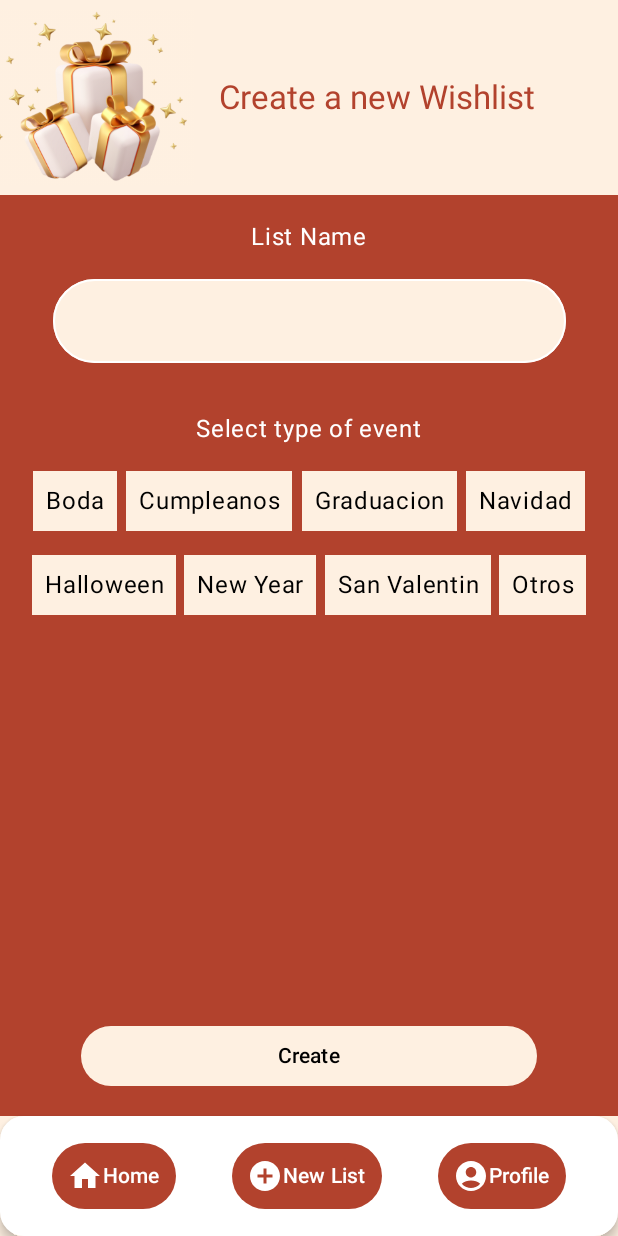
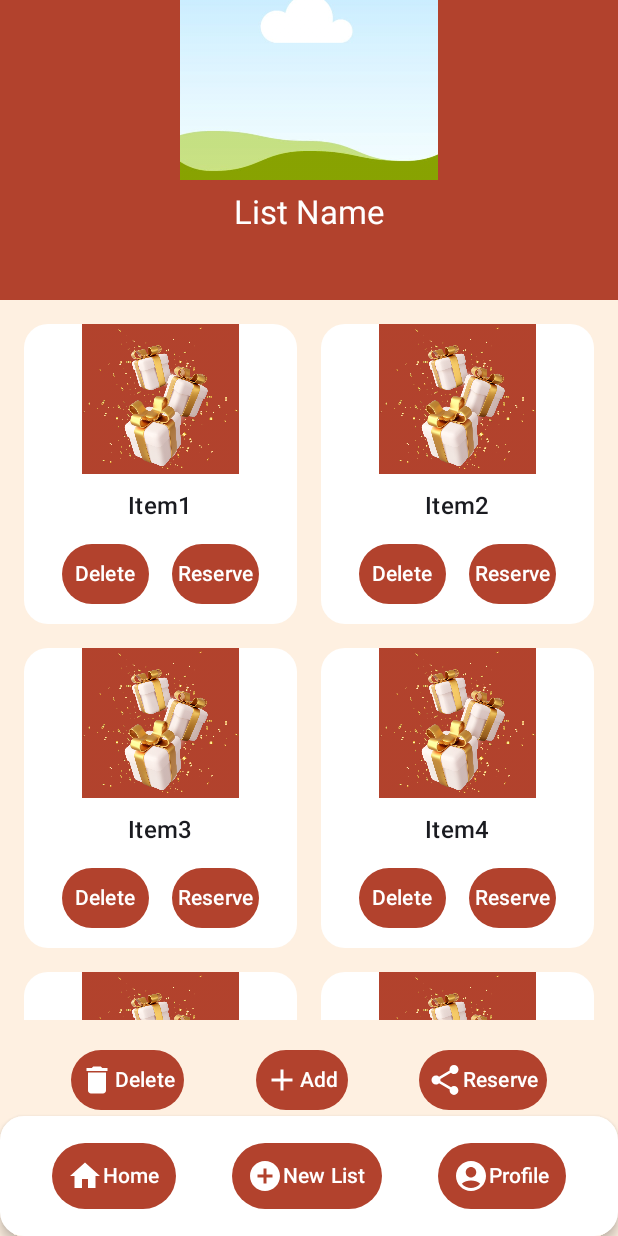
Before and after one commit to AleWWH1104/Proyecto_PPM, an Android app built with Jetpack Compose: the screen it shows after launch (MainActivity), on a phone screen of 412 x 824 dp. Run offline under Robolectric (Android 15) with nearby library versions, the phone set to English and light mode, and no system bars.

Commit message:
pantalla de items por lista

```diff
--- a/app/src/main/java/com/wishify/proyecto_ppm/MainActivity.kt
+++ b/app/src/main/java/com/wishify/proyecto_ppm/MainActivity.kt
@@ -4,15 +4,10 @@ import android.os.Bundle
 import androidx.activity.ComponentActivity
 import androidx.activity.compose.setContent
 import androidx.activity.enableEdgeToEdge
-import androidx.compose.foundation.layout.fillMaxSize
-import androidx.compose.foundation.layout.padding
-import androidx.compose.material3.Scaffold
-import androidx.compose.material3.Text
 import androidx.compose.runtime.Composable
-import androidx.compose.ui.Modifier
 import androidx.compose.ui.tooling.preview.Preview
 import com.wishify.proyecto_ppm.ui.theme.AppTheme
-import com.wishify.proyecto_ppm.ui.wishLists.view.AddList_Screen
+import com.wishify.proyecto_ppm.ui.wishLists.view.ViewList
 
 
 class MainActivity : ComponentActivity() {
@@ -21,16 +16,8 @@ class MainActivity : ComponentActivity() {
         enableEdgeToEdge()
         setContent {
             AppTheme {
-                AddList_Screen()
+                ViewList()
             }
         }
     }
 }
-
-@Preview(showBackground = true)
-@Composable
-fun GreetingPreview() {
-    AppTheme {
-        AddList_Screen()
-    }
-}
--- /dev/null
+++ b/app/src/main/java/com/wishify/proyecto_ppm/ui/catalogs/view/AddItem_Screen.kt
@@ -0,0 +1 @@
+package com.wishify.proyecto_ppm.ui.catalogs.view
--- a/app/src/main/java/com/wishify/proyecto_ppm/ui/wishLists/view/AddItem_Screen.kt
+++ /dev/null
@@ -1 +0,0 @@
-package com.wishify.proyecto_ppm.ui.wishLists.view
--- /dev/null
+++ b/app/src/main/java/com/wishify/proyecto_ppm/ui/wishLists/view/ItemList_Card.kt
@@ -0,0 +1,73 @@
+package com.wishify.proyecto_ppm.ui.wishLists.view
+
+import androidx.compose.foundation.Image
+import androidx.compose.foundation.layout.*
+import androidx.compose.foundation.shape.RoundedCornerShape
+import androidx.compose.material3.*
+import androidx.compose.runtime.Composable
+import androidx.compose.ui.Alignment
+import androidx.compose.ui.Modifier
+import androidx.compose.ui.graphics.Color
+import androidx.compose.ui.res.painterResource
+import androidx.compose.ui.res.stringResource
+import androidx.compose.ui.tooling.preview.Preview
+import androidx.compose.ui.unit.dp
+import com.wishify.proyecto_ppm.R
+
+@Preview
+@Composable
+fun ItemList(nameItem: String="Hola"){
+    Card(
+        shape = RoundedCornerShape(16.dp),
+        modifier = Modifier
+            .width(180.dp)
+            .height(200.dp),
+        colors = CardDefaults.cardColors(containerColor = Color.White)
+    ){
+        Column(
+            modifier = Modifier
+                .fillMaxSize()
+        ) {
+            Image(
+                painter = painterResource(id = R.drawable.gift_banner),
+                contentDescription = "",
+                modifier = Modifier
+                    .fillMaxWidth()
+                    .weight(1f)
+            )
+            Column(
+                modifier = Modifier
+                    .fillMaxWidth()
+                    .weight(1f)
+                    .padding(9.dp),
+                horizontalAlignment = Alignment.CenterHorizontally
+            ){
+                Text(
+                    text = nameItem,
+                    style = MaterialTheme.typography.titleMedium,
+                )
+                Spacer(modifier = Modifier.weight(1f))
+                Row(
+                    modifier = Modifier
+                        .fillMaxWidth(),
+                    horizontalArrangement = Arrangement.SpaceEvenly
+                ){
+                    Button(
+                        onClick = { /*TODO*/ },
+                        colors = ButtonDefaults.buttonColors(Color(0xFFb2422d)),
+                        contentPadding = PaddingValues(0.dp)
+                    ) {
+                        Text(text= stringResource(id = R.string.deleteBtn), color=Color.White)
+                    }
+                    Button(
+                        onClick = { /*TODO*/ },
+                        colors = ButtonDefaults.buttonColors(Color(0xFFb2422d)),
+                        contentPadding = PaddingValues(0.dp)
+                    ) {
+                        Text(text= stringResource(id = R.string.reserBtn), color=Color.White)
+                    }
+                }
+            }
+        }
+    }
+}
--- a/app/src/main/java/com/wishify/proyecto_ppm/ui/wishLists/view/MainLists_Screen.kt
+++ b/app/src/main/java/com/wishify/proyecto_ppm/ui/wishLists/view/MainLists_Screen.kt
@@ -8,9 +8,7 @@ import androidx.compose.ui.Modifier
 import androidx.compose.ui.unit.dp
 import androidx.compose.foundation.Image
 import androidx.compose.foundation.background
-import androidx.compose.foundation.lazy.grid.GridCells
-import androidx.compose.foundation.lazy.grid.LazyVerticalGrid
-import androidx.compose.foundation.lazy.grid.items
+import androidx.compose.foundation.lazy.grid.*
 import androidx.compose.ui.Alignment
 import androidx.compose.ui.graphics.Color
 import androidx.compose.ui.res.painterResource
--- /dev/null
+++ b/app/src/main/java/com/wishify/proyecto_ppm/ui/wishLists/view/ViewList_Screen.kt
@@ -0,0 +1,103 @@
+package com.wishify.proyecto_ppm.ui.wishLists.view
+
+import androidx.compose.foundation.background
+import androidx.compose.foundation.layout.*
+import androidx.compose.material3.*
+import androidx.compose.runtime.Composable
+import androidx.compose.ui.Modifier
+import androidx.compose.ui.graphics.Color
+import androidx.compose.ui.res.painterResource
+import androidx.compose.ui.unit.dp
+import com.wishify.proyecto_ppm.R
+import androidx.compose.foundation.Image
+import androidx.compose.foundation.lazy.grid.*
+import androidx.compose.foundation.rememberScrollState
+import androidx.compose.foundation.verticalScroll
+import androidx.compose.material.icons.Icons
+import androidx.compose.material.icons.filled.*
+import androidx.compose.ui.Alignment
+import androidx.compose.ui.res.stringResource
+import androidx.compose.ui.tooling.preview.Preview
+import com.wishify.proyecto_ppm.ui.elements.AppBar
+
+@Preview
+@Composable
+fun ViewList() {
+    val listData1 = listOf("Item1", "Item2", "Item3", "Item4", "Item5", "Item6")
+    Scaffold(
+        bottomBar = { AppBar() }
+    ) { paddingValues ->
+        Column(
+            modifier = Modifier
+                .fillMaxSize()
+                .background(Color(0xFFfef0e1))
+                .padding(paddingValues)
+        ) {
+            Column(
+                modifier = Modifier
+                    .fillMaxWidth()
+                    .height(200.dp)
+                    .background(Color(0xFFb2422d)),
+                horizontalAlignment = Alignment.CenterHorizontally
+            ) {
+                Image(
+                    painter = painterResource(id = R.drawable.img),
+                    contentDescription = "img",
+                    modifier = Modifier
+                        .fillMaxWidth()
+                        .height(120.dp)
+                )
+                Text(
+                    text = stringResource(id = R.string.listName),
+                    color = Color.White,
+                    style = MaterialTheme.typography.titleLarge,
+                    modifier = Modifier.padding(8.dp)
+                )
+            }
+            LazyVerticalGrid(
+                columns = GridCells.Fixed(2),
+                modifier = Modifier
+                    .fillMaxWidth()
+                    .padding(16.dp)
+                    .weight(1f),
+                verticalArrangement = Arrangement.spacedBy(16.dp),
+                horizontalArrangement = Arrangement.spacedBy(16.dp)
+            ) {
+                items(listData1) { item ->
+                    ItemList(item)
+                }
+            }
+            Row(
+                modifier = Modifier
+                    .fillMaxWidth(),
+                horizontalArrangement = Arrangement.SpaceEvenly,
+                verticalAlignment = Alignment.CenterVertically
+            ) {
+                Button(
+                    onClick = { /*TODO*/ },
+                    colors = ButtonDefaults.buttonColors(Color(0xFFb2422d)),
+                    contentPadding = PaddingValues(5.dp)
+                ) {
+                    Icon(imageVector = Icons.Filled.Delete, contentDescription = "")
+                    Text(text = stringResource(id = R.string.deleteBtn), color = Color.White)
+                }
+                Button(
+                    onClick = { /*TODO*/ },
+                    colors = ButtonDefaults.buttonColors(Color(0xFFb2422d)),
+                    contentPadding = PaddingValues(5.dp)
+                ) {
+                    Icon(imageVector = Icons.Filled.Add, contentDescription = "")
+                    Text(text = stringResource(id = R.string.addBtn), color = Color.White)
+                }
+                Button(
+                    onClick = { /*TODO*/ },
+                    colors = ButtonDefaults.buttonColors(Color(0xFFb2422d)),
+                    contentPadding = PaddingValues(5.dp)
+                ) {
+                    Icon(imageVector = Icons.Filled.Share, contentDescription = "")
+                    Text(text = stringResource(id = R.string.shareBtn), color = Color.White)
+                }
+            }
+        }
+    }
+}
--- a/app/src/main/res/values/strings.xml
+++ b/app/src/main/res/values/strings.xml
@@ -21,6 +21,6 @@
     <string name="addBtn">Add</string>
     <string name="seeBtn">See</string>
     <string name="deleteBtn">Delete</string>
-
-
+    <string name="reserBtn">Reserve</string>
+    <string name="shareBtn">Reserve</string>
 </resources>
```
Also changed, not shown: app/src/main/res/drawable/img.png (added), 1 other file.
